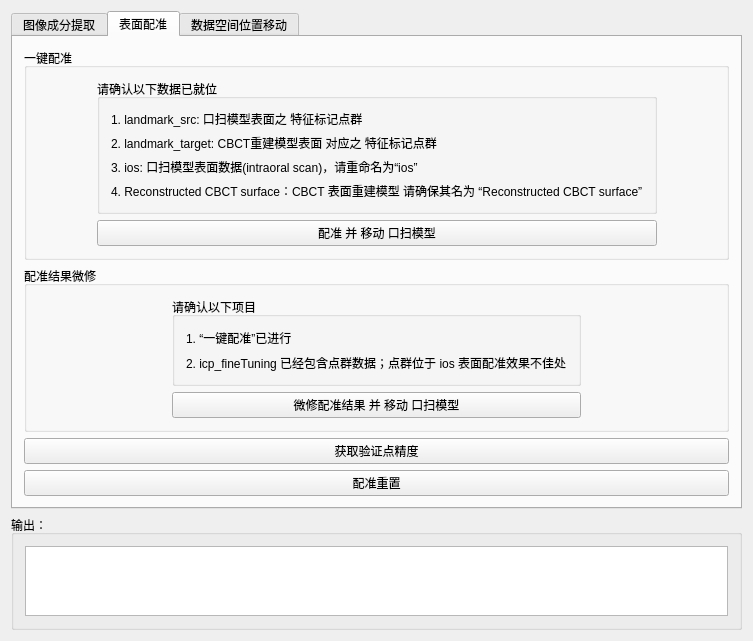
Before: the Qt Designer form Plugins/org.mitk.lancet.dentalwidget/src/internal/DentalWidgetControls.ui in zhaomengxiao/LancetMITK-Adition, drawn with Qt 5.
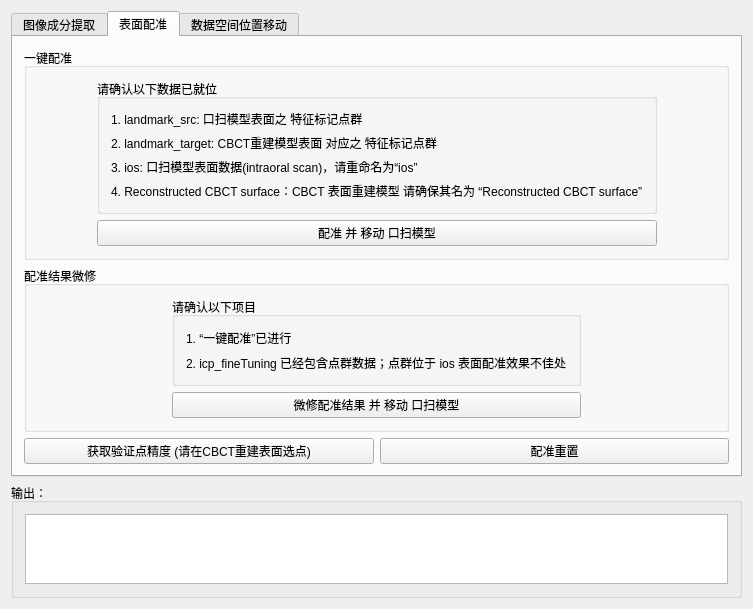
After: the same form once the commit is applied. The open tabs and pages were chosen to show the change. Custom widgets are drawn as their Qt base class.

```diff
--- a/Plugins/org.mitk.lancet.dentalwidget/src/internal/DentalWidgetControls.ui
+++ b/Plugins/org.mitk.lancet.dentalwidget/src/internal/DentalWidgetControls.ui
@@ -20,19 +20,7 @@
    <string>QmitkTemplate</string>
   </property>
   <layout class="QGridLayout" name="gridLayout">
-   <item row="1" column="1">
-    <widget class="QGroupBox" name="groupBox_2">
-     <property name="title">
-      <string>输出：</string>
-     </property>
-     <layout class="QGridLayout" name="gridLayout_2">
-      <item row="0" column="0">
-       <widget class="QTextBrowser" name="textBrowser"/>
-      </item>
-     </layout>
-    </widget>
-   </item>
-   <item row="0" column="1">
+   <item row="0" column="0">
     <widget class="QTabWidget" name="tabWidget">
      <property name="enabled">
       <bool>true</bool>
@@ -308,8 +296,8 @@
       <attribute name="title">
        <string>表面配准</string>
       </attribute>
-      <layout class="QGridLayout" name="gridLayout_15">
-       <item row="0" column="1">
+      <layout class="QGridLayout" name="gridLayout_13">
+       <item row="0" column="0" colspan="2">
         <widget class="QGroupBox" name="groupBox_4">
          <property name="title">
           <string>一键配准</string>
@@ -388,21 +376,7 @@
          </layout>
         </widget>
        </item>
-       <item row="2" column="1">
-        <widget class="QPushButton" name="pushButton_checkPrecision">
-         <property name="text">
-          <string>获取验证点精度</string>
-         </property>
-        </widget>
-       </item>
-       <item row="3" column="1">
-        <widget class="QPushButton" name="pushButton_regReset_">
-         <property name="text">
-          <string>配准重置</string>
-         </property>
-        </widget>
-       </item>
-       <item row="1" column="1">
+       <item row="1" column="0" colspan="2">
         <widget class="QGroupBox" name="groupBox_10">
          <property name="title">
           <string>配准结果微修</string>
@@ -467,6 +441,20 @@
          </layout>
         </widget>
        </item>
+       <item row="2" column="0">
+        <widget class="QPushButton" name="pushButton_checkPrecision">
+         <property name="text">
+          <string>获取验证点精度 (请在CBCT重建表面选点)</string>
+         </property>
+        </widget>
+       </item>
+       <item row="2" column="1">
+        <widget class="QPushButton" name="pushButton_regReset_">
+         <property name="text">
+          <string>配准重置</string>
+         </property>
+        </widget>
+       </item>
       </layout>
      </widget>
      <widget class="QWidget" name="tab_2">
@@ -638,6 +626,18 @@
      </widget>
     </widget>
    </item>
+   <item row="1" column="0">
+    <widget class="QGroupBox" name="groupBox_2">
+     <property name="title">
+      <string>输出：</string>
+     </property>
+     <layout class="QGridLayout" name="gridLayout_2">
+      <item row="0" column="0">
+       <widget class="QTextBrowser" name="textBrowser"/>
+      </item>
+     </layout>
+    </widget>
+   </item>
   </layout>
  </widget>
  <layoutdefault spacing="6" margin="11"/>
```
